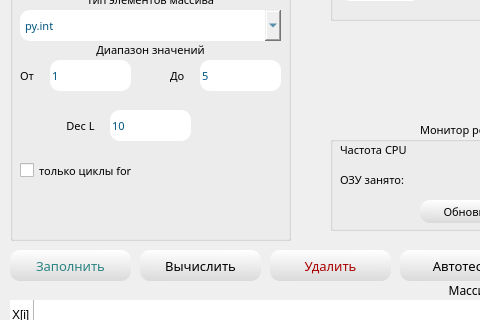
Qt form t.ui (gozoniy/calc) before a commit; both pictures show x 0 to 480 and y 120 to 440 of the 940 by 886 pixel window.
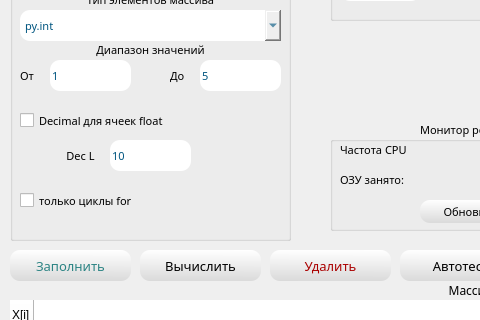
The same form after that commit.

Commit message: Decimal checkbox

Patch:
```diff
--- a/t.ui
+++ b/t.ui
@@ -674,7 +674,7 @@
      <property name="geometry">
       <rect>
        <x>10</x>
-       <y>270</y>
+       <y>300</y>
        <width>221</width>
        <height>21</height>
       </rect>
@@ -709,7 +709,7 @@
      <property name="geometry">
       <rect>
        <x>100</x>
-       <y>220</y>
+       <y>250</y>
        <width>81</width>
        <height>31</height>
       </rect>
@@ -744,7 +744,7 @@
      <property name="geometry">
       <rect>
        <x>40</x>
-       <y>220</y>
+       <y>250</y>
        <width>61</width>
        <height>31</height>
       </rect>
@@ -765,6 +765,41 @@
       <set>Qt::AlignCenter</set>
      </property>
     </widget>
+    <widget class="QCheckBox" name="checkBox_2">
+     <property name="geometry">
+      <rect>
+       <x>10</x>
+       <y>220</y>
+       <width>261</width>
+       <height>21</height>
+      </rect>
+     </property>
+     <property name="font">
+      <font>
+       <family>Google Sans</family>
+       <pointsize>8</pointsize>
+       <weight>50</weight>
+       <italic>false</italic>
+       <bold>false</bold>
+       <kerning>true</kerning>
+      </font>
+     </property>
+     <property name="acceptDrops">
+      <bool>true</bool>
+     </property>
+     <property name="toolTip">
+      <string>&lt;html&gt;&lt;head/&gt;&lt;body&gt;&lt;p&gt;Использовать для создания массивов только циклы for (дольше)&lt;/p&gt;&lt;/body&gt;&lt;/html&gt;</string>
+     </property>
+     <property name="whatsThis">
+      <string/>
+     </property>
+     <property name="text">
+      <string>Decimal для ячеек float</string>
+     </property>
+     <property name="checked">
+      <bool>false</bool>
+     </property>
+    </widget>
    </widget>
    <widget class="QGroupBox" name="groupBox_2">
     <property name="geometry">
```
The commit also changes 4 other files.
